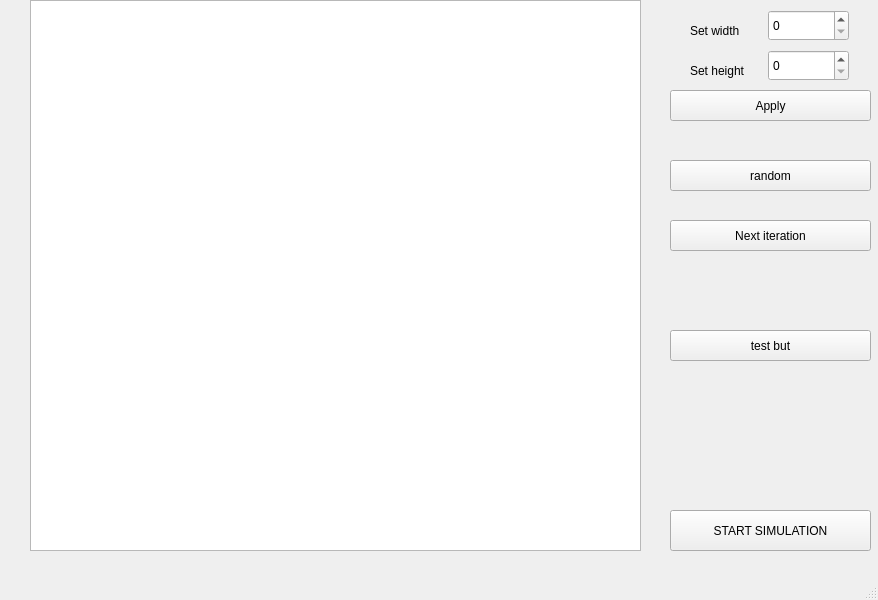
This is GameOfLife/mainwindow.ui in MaciejBros/Projekt-PK as Qt 5 draws it before an edit. The edited form follows.
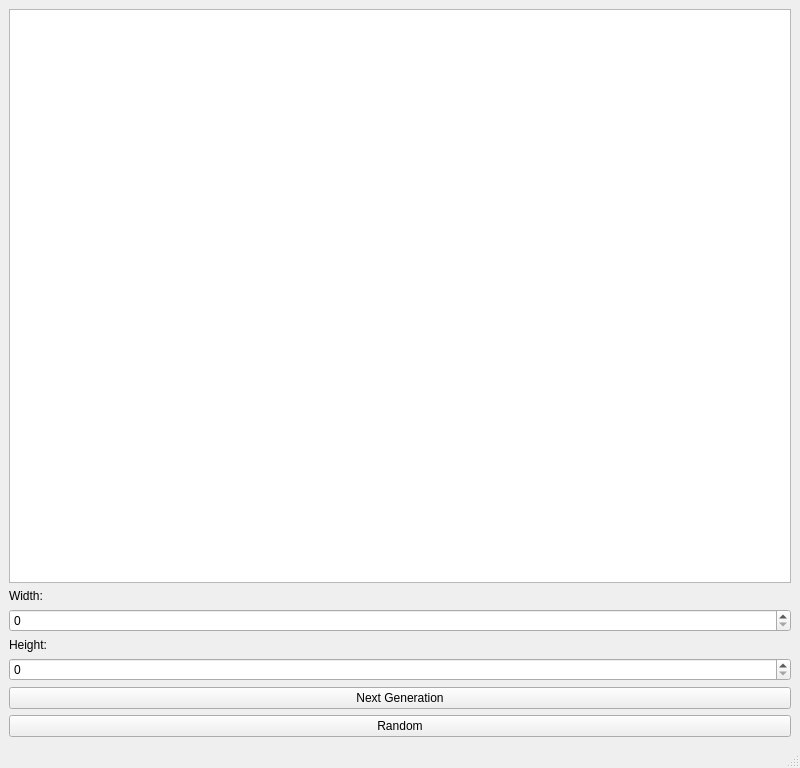
This is the edited form.

Diff of the .ui file:
```diff
--- a/GameOfLife/mainwindow.ui
+++ b/GameOfLife/mainwindow.ui
@@ -6,138 +6,53 @@
    <rect>
     <x>0</x>
     <y>0</y>
-    <width>878</width>
-    <height>600</height>
+    <width>800</width>
+    <height>768</height>
    </rect>
   </property>
   <property name="windowTitle">
    <string>MainWindow</string>
   </property>
   <widget class="QWidget" name="centralwidget">
-   <widget class="QSpinBox" name="spinBoxHeight">
-    <property name="geometry">
-     <rect>
-      <x>768</x>
-      <y>50</y>
-      <width>81</width>
-      <height>31</height>
-     </rect>
-    </property>
-   </widget>
-   <widget class="QPushButton" name="pushButton">
-    <property name="geometry">
-     <rect>
-      <x>670</x>
-      <y>510</y>
-      <width>201</width>
-      <height>41</height>
-     </rect>
-    </property>
-    <property name="text">
-     <string>START SIMULATION</string>
-    </property>
-   </widget>
-   <widget class="QSpinBox" name="spinBoxWidth">
-    <property name="geometry">
-     <rect>
-      <x>768</x>
-      <y>10</y>
-      <width>81</width>
-      <height>31</height>
-     </rect>
-    </property>
-    <property name="maximum">
-     <number>200</number>
-    </property>
-   </widget>
-   <widget class="QGraphicsView" name="graphicsView">
-    <property name="geometry">
-     <rect>
-      <x>30</x>
-      <y>0</y>
-      <width>611</width>
-      <height>551</height>
-     </rect>
-    </property>
-   </widget>
-   <widget class="QLabel" name="label">
-    <property name="geometry">
-     <rect>
-      <x>690</x>
-      <y>20</y>
-      <width>51</width>
-      <height>21</height>
-     </rect>
-    </property>
-    <property name="text">
-     <string>Set width</string>
-    </property>
-   </widget>
-   <widget class="QLabel" name="label_2">
-    <property name="geometry">
-     <rect>
-      <x>690</x>
-      <y>60</y>
-      <width>61</width>
-      <height>21</height>
-     </rect>
-    </property>
-    <property name="text">
-     <string>Set height</string>
-    </property>
-   </widget>
-   <widget class="QPushButton" name="pushButton_2">
-    <property name="geometry">
-     <rect>
-      <x>670</x>
-      <y>90</y>
-      <width>201</width>
-      <height>31</height>
-     </rect>
-    </property>
-    <property name="text">
-     <string>Apply</string>
-    </property>
-   </widget>
-   <widget class="QPushButton" name="pushButton_3">
-    <property name="geometry">
-     <rect>
-      <x>670</x>
-      <y>160</y>
-      <width>201</width>
-      <height>31</height>
-     </rect>
-    </property>
-    <property name="text">
-     <string>random</string>
-    </property>
-   </widget>
-   <widget class="QPushButton" name="pushButton_4">
-    <property name="geometry">
-     <rect>
-      <x>670</x>
-      <y>220</y>
-      <width>201</width>
-      <height>31</height>
-     </rect>
-    </property>
-    <property name="text">
-     <string>Next iteration</string>
-    </property>
-   </widget>
-   <widget class="QPushButton" name="testButton">
-    <property name="geometry">
-     <rect>
-      <x>670</x>
-      <y>330</y>
-      <width>201</width>
-      <height>31</height>
-     </rect>
-    </property>
-    <property name="text">
-     <string>test but</string>
-    </property>
-   </widget>
+   <layout class="QVBoxLayout" name="verticalLayout">
+    <item>
+     <widget class="QGraphicsView" name="okno"/>
+    </item>
+    <item>
+     <widget class="QLabel" name="label">
+      <property name="text">
+       <string>Width:</string>
+      </property>
+     </widget>
+    </item>
+    <item>
+     <widget class="QSpinBox" name="spinBoxWidth"/>
+    </item>
+    <item>
+     <widget class="QLabel" name="label_2">
+      <property name="text">
+       <string>Height:</string>
+      </property>
+     </widget>
+    </item>
+    <item>
+     <widget class="QSpinBox" name="spinBoxHeight"/>
+    </item>
+    <item>
+     <widget class="QPushButton" name="NextGen">
+      <property name="text">
+       <string>Next Generation</string>
+      </property>
+     </widget>
+    </item>
+    <item>
+     <widget class="QPushButton" name="Random">
+      <property name="text">
+       <string>Random</string>
+      </property>
+     </widget>
+    </item>
+   </layout>
   </widget>
   <widget class="QMenuBar" name="menubar">
    <property name="geometry">
```
Left out of the diff: 2 changed lines with no effect on the pictures.
